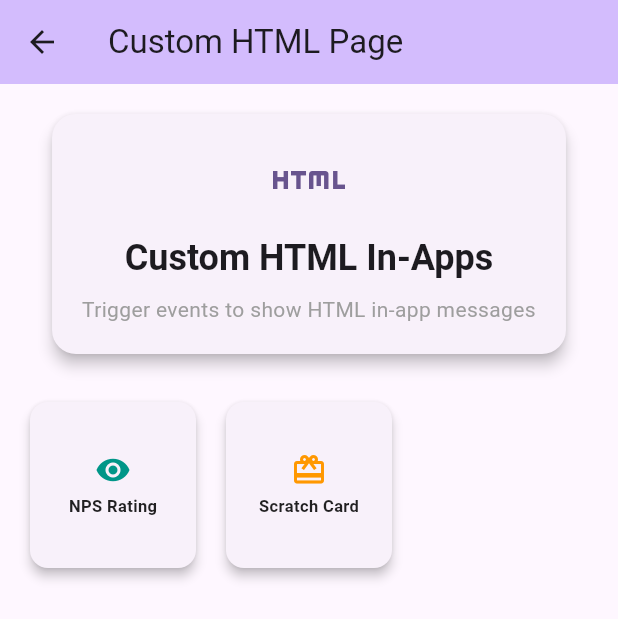
After one commit to SurturFTW/CT-Flutter-Integration, a Flutter app: the CustomHtmlPage screen opened directly, on a phone screen of 412 x 824 dp. The commit adds this screen. Shown: the top 619 px of the screen. Run offline on Flutter 3.47's test engine with Material 3 defaults, Android fonts, the phone set to English and light mode, and no system bars; our stand-ins replace firebase_core, geolocator, permission_handler; missing offline and left inert: clevertap_plugin; accounts and stored records are empty.

Commit message:
/*Separate page for custom in-app*/

```diff
--- /dev/null
+++ b/lib/custom_html_page.dart
@@ -0,0 +1,187 @@
+import 'package:clevertap_plugin/clevertap_plugin.dart';
+import 'package:flutter/material.dart';
+
+class CustomHtmlPage extends StatefulWidget {
+  const CustomHtmlPage({super.key});
+
+  @override
+  State<CustomHtmlPage> createState() => _CustomHtmlPageState();
+}
+
+class _CustomHtmlPageState extends State<CustomHtmlPage> {
+  void _triggerEvent(String eventName, String message) {
+    try {
+      CleverTapPlugin.recordEvent(eventName, {});
+      _showSuccessSnackBar(message);
+    } catch (e) {
+      _showErrorSnackBar("Error: $e");
+    }
+  }
+
+  void _showSuccessSnackBar(String message) {
+    if (mounted) {
+      ScaffoldMessenger.of(context).showSnackBar(
+        SnackBar(
+          content: Text(message),
+          backgroundColor: Colors.green,
+          behavior: SnackBarBehavior.floating,
+          duration: const Duration(seconds: 2),
+        ),
+      );
+    }
+  }
+
+  void _showErrorSnackBar(String message) {
+    if (mounted) {
+      ScaffoldMessenger.of(context).showSnackBar(
+        SnackBar(
+          content: Text(message),
+          backgroundColor: Colors.red,
+          behavior: SnackBarBehavior.floating,
+          duration: const Duration(seconds: 2),
+        ),
+      );
+    }
+  }
+
+  Widget _buildActionCard({
+    required VoidCallback? onPressed,
+    required IconData icon,
+    required String label,
+    required Color color,
+  }) {
+    return Card(
+      elevation: 3,
+      shape: RoundedRectangleBorder(borderRadius: BorderRadius.circular(12)),
+      child: InkWell(
+        borderRadius: BorderRadius.circular(12),
+        onTap: onPressed,
+        child: Container(
+          padding: const EdgeInsets.symmetric(horizontal: 8, vertical: 12),
+          child: Column(
+            mainAxisSize: MainAxisSize.min,
+            mainAxisAlignment: MainAxisAlignment.center,
+            children: [
+              Icon(
+                icon,
+                size: 24,
+                color: onPressed != null ? color : Colors.grey,
+              ),
+              const SizedBox(height: 4),
+              FittedBox(
+                fit: BoxFit.scaleDown,
+                child: Text(
+                  label,
+                  textAlign: TextAlign.center,
+                  style: TextStyle(
+                    fontSize: 11,
+                    fontWeight: FontWeight.w600,
+                    color: onPressed != null ? Colors.black87 : Colors.grey,
+                  ),
+                ),
+              ),
+            ],
+          ),
+        ),
+      ),
+    );
+  }
+
+  @override
+  Widget build(BuildContext context) {
+    return Scaffold(
+      appBar: AppBar(
+        backgroundColor: Theme.of(context).colorScheme.inversePrimary,
+        title: const Text('Custom HTML Page'),
+      ),
+      body: Container(
+        decoration: BoxDecoration(
+          gradient: LinearGradient(
+            begin: Alignment.topCenter,
+            end: Alignment.bottomCenter,
+            colors: [
+              Theme.of(context).colorScheme.surface,
+              Theme.of(context).colorScheme.surface.withOpacity(0.8),
+            ],
+          ),
+        ),
+        child: SafeArea(
+          child: SingleChildScrollView(
+            child: Padding(
+              padding: const EdgeInsets.all(16.0),
+              child: Column(
+                mainAxisSize: MainAxisSize.min,
+                children: [
+                  // Header Section
+                  Card(
+                    elevation: 4,
+                    shape: RoundedRectangleBorder(
+                      borderRadius: BorderRadius.circular(16),
+                    ),
+                    child: Padding(
+                      padding: const EdgeInsets.all(20.0),
+                      child: Column(
+                        children: [
+                          Icon(
+                            Icons.html,
+                            size: 48,
+                            color: Theme.of(context).colorScheme.primary,
+                          ),
+                          const SizedBox(height: 12),
+                          Text(
+                            'Custom HTML In-Apps',
+                            style: Theme.of(context)
+                                .textTheme
+                                .headlineSmall
+                                ?.copyWith(fontWeight: FontWeight.bold),
+                            textAlign: TextAlign.center,
+                          ),
+                          const SizedBox(height: 8),
+                          const Text(
+                            'Trigger events to show HTML in-app messages',
+                            textAlign: TextAlign.center,
+                            style: TextStyle(fontSize: 14, color: Colors.grey),
+                          ),
+                        ],
+                      ),
+                    ),
+                  ),
+                  const SizedBox(height: 24),
+
+                  // Grid of Action Cards
+                  GridView.count(
+                    shrinkWrap: true,
+                    physics: const NeverScrollableScrollPhysics(),
+                    crossAxisCount: 3,
+                    crossAxisSpacing: 12,
+                    mainAxisSpacing: 12,
+                    children: [
+                      _buildActionCard(
+                        onPressed: () => _triggerEvent(
+                          "Product View Action",
+                          "Product View Action triggered",
+                        ),
+                        icon: Icons.visibility,
+                        label: 'NPS Rating',
+                        color: Colors.teal,
+                      ),
+                      _buildActionCard(
+                        onPressed: () => _triggerEvent(
+                          "Scratch Card",
+                          "Scratch Card event triggered",
+                        ),
+                        icon: Icons.card_giftcard,
+                        label: 'Scratch Card',
+                        color: Colors.orange,
+                      ),
+                    ],
+                  ),
+                ],
+              ),
+            ),
+          ),
+        ),
+      ),
+    );
+  }
+}
```
Also changed, not shown: lib/main.dart (+19 -0 lines), 1 other file.
